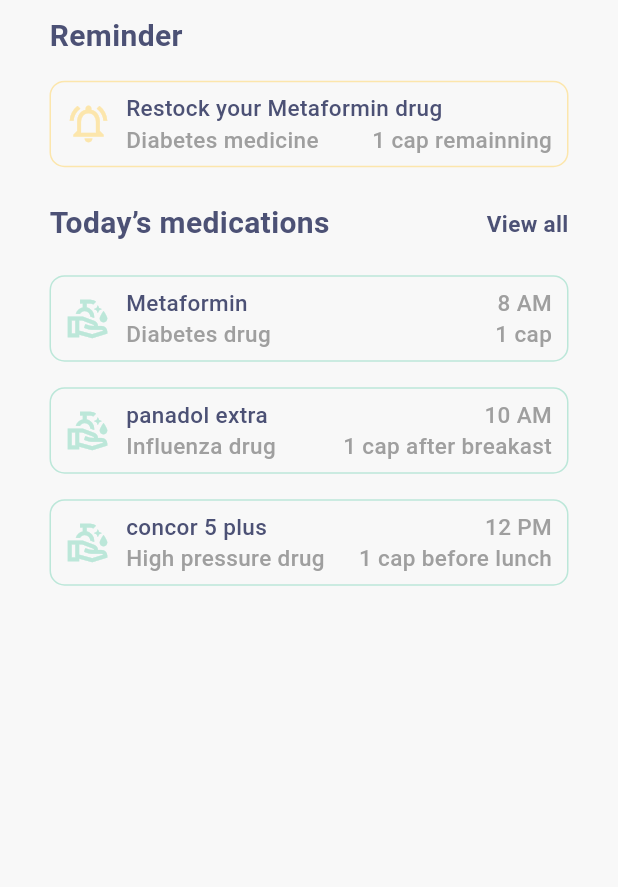
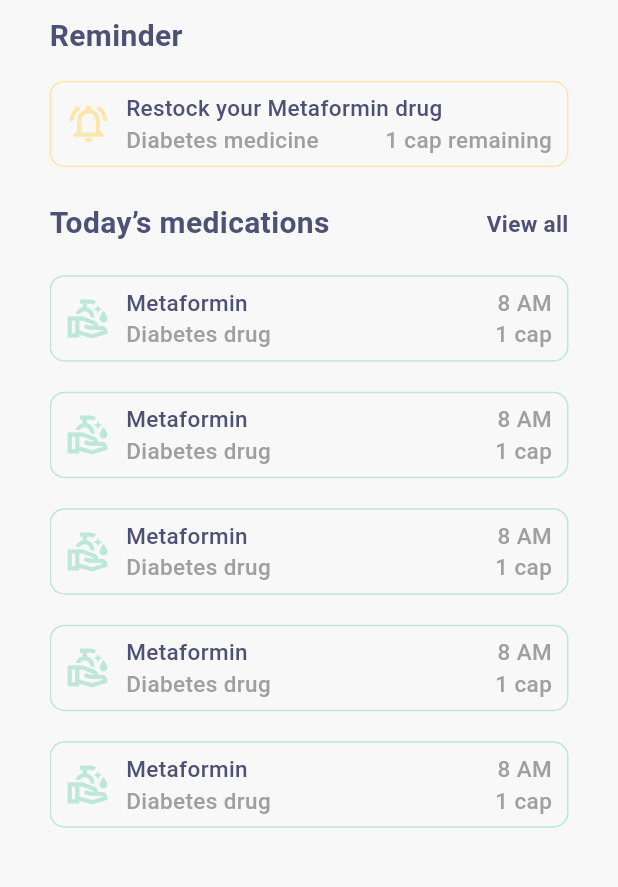
Before and after one commit to Mariamshahir/medical_care, a Flutter app: the HomeScreen screen opened by its route, on a phone screen of 412 x 824 dp, the part 342-1229 px from its top. Run offline on Flutter 3.47's test engine with Material 3 defaults, Android fonts, the phone set to English and light mode, and no system bars; our stand-ins replace smooth_page_indicator; missing offline and left inert: time_picker_spinner; Roboto replaces fonts that are missing (Poppins).

Commit message:
finish edits. and add splash screen.

```diff
--- a/lib/homescreen.dart
+++ b/lib/homescreen.dart
@@ -47,7 +47,6 @@ class _HomeScreenState extends State<HomeScreen> {
                         onPressed: () {
                           Navigator.pushReplacementNamed(
                               context, Profile.routeName);
-                          Navigator.of(context);
                         },
                         icon: const Icon(Icons.logout),
                         color: AppColors.primaryColor,
@@ -87,21 +86,20 @@ class _HomeScreenState extends State<HomeScreen> {
               ),
             ),
             const SizedBox(height: 10),
-            Container(
+            Expanded(
+              child: Container(
                 padding: const EdgeInsets.symmetric(horizontal: 15),
                 child: Column(
                   crossAxisAlignment: CrossAxisAlignment.start,
                   children: [
                     const Text("Reminder", style: AppTheme.name),
-                  const SizedBox(
-                    height: 15,
-                  ),
+                    const SizedBox(height: 15),
                     const Remamber(
                       title: "Restock your Metaformin drug",
                       disc: "Diabetes medicine",
                       icon: Icons.notifications_on_outlined,
                       color: AppColors.yellow,
-                    rem: '1 cap remainning',
+                      rem: '1 cap remaining',
                       colorIcon: AppColors.yellow,
                     ),
                     const SizedBox(height: 23),
@@ -110,52 +108,39 @@ class _HomeScreenState extends State<HomeScreen> {
                         const Text("Today’s medications", style: AppTheme.name),
                         const Spacer(),
                         InkWell(
-                        onTap: () {},
-                        child: Text("View all",
-                            style: AppTheme.name.copyWith(fontSize: 15)),
+                          onTap: () {
+                            Navigator.pushNamed(context, AddDrug.routeName);
+                          },
+                          child: Text(
+                            "View all",
+                            style: AppTheme.name.copyWith(fontSize: 15),
+                          ),
                         ),
                       ],
                     ),
-                  const SizedBox(
-                    height: 20,
-                  ),
-                  const Remamber(
+                    const SizedBox(height: 10),
+                    Expanded(
+                      child: ListView.builder(
+                        itemCount: 10,
+                        itemBuilder: (context, index) {
+                          return const Padding(
+                            padding: EdgeInsets.symmetric(vertical: 10),
+                            child: Remamber(
                               onTap: AddDrug.routeName,
                               title: "Metaformin",
-                    disc: "Diabetes drug ",
+                              disc: "Diabetes drug",
                               icon: Icons.clean_hands_outlined,
                               color: AppColors.green,
                               rem: "1 cap",
                               time: "8 AM",
                               colorIcon: AppColors.green,
                             ),
-                  const SizedBox(
-                    height: 17,
+                          );
+                        },
                       ),
-                  const Remamber(
-                    onTap: AddDrug.routeName,
-                    title: "panadol extra",
-                    disc: "Influenza drug ",
-                    icon: Icons.clean_hands_outlined,
-                    color: AppColors.green,
-                    rem: "1 cap after breakast",
-                    time: "10 AM",
-                    colorIcon: AppColors.green,
-                  ),
-                  const SizedBox(
-                    height: 17,
-                  ),
-                  const Remamber(
-                    onTap: AddDrug.routeName,
-                    title: "concor 5 plus",
-                    disc: "High pressure drug",
-                    icon: Icons.clean_hands_outlined,
-                    color: AppColors.green,
-                    rem: "1 cap before lunch",
-                    time: "12 PM",
-                    colorIcon: AppColors.green,
                     ),
                   ],
+                ),
               ),
             )
           ],
--- a/lib/main.dart
+++ b/lib/main.dart
@@ -5,6 +5,7 @@ import 'package:medical_care/screens/conferm.dart';
 import 'package:medical_care/screens/edit_add.dart';
 import 'package:medical_care/screens/profile.dart';
 import 'package:medical_care/screens/questions.dart';
+import 'package:medical_care/screens/splash.dart';
 
 void main() {
   runApp(const MyApp());
@@ -24,6 +25,7 @@ class MyApp extends StatelessWidget {
         AddDrug.routeName: (context) => const AddDrug(),
         EditAdd.routeName: (context) => const EditAdd(),
         Questions.routeName: (context) => const Questions(),
+        Splash.routeName:(context)=> const Splash()
       },
       initialRoute: Profile.routeName,
     );
--- a/lib/screens/questions.dart
+++ b/lib/screens/questions.dart
@@ -27,7 +27,7 @@ class _QuestionsState extends State<Questions> with SingleTickerProviderStateMix
   late PageController _titleController;
   late PageController _counterController;
   int _selectedCounter = 0;
-  int _currentIndex = 0; // Track the current index of the content
+  int _currentIndex = 0;
   DateTime _selectedTime = DateTime.now();
   late TabController _tabController;
 
@@ -80,6 +80,8 @@ class _QuestionsState extends State<Questions> with SingleTickerProviderStateMix
         children: [
           SizedBox(
             height: MediaQuery.of(context).size.height * 0.1,
+            child: Padding(
+              padding: const EdgeInsets.symmetric(horizontal: 10),
               child: PageView(
                 controller: _titleController,
                 onPageChanged: (int index) {
@@ -93,6 +95,7 @@ class _QuestionsState extends State<Questions> with SingleTickerProviderStateMix
                   TitleTabs(image: AppAssets.timeCapsule, nameTitle: "How many times a day ?"),
                   TitleTabs(image: AppAssets.time, nameTitle: "When will be the first time you take the treatment ?"),
                 ],
+              ),
             ),
           ),
           Padding(
--- a/lib/utils/aap_theme.dart
+++ b/lib/utils/aap_theme.dart
@@ -2,23 +2,39 @@ import 'package:flutter/material.dart';
 import 'package:medical_care/utils/app_colors.dart';
 
 abstract class AppTheme {
-  static const TextStyle title =
-      TextStyle(fontSize: 30, fontWeight: FontWeight.w700);
-  static const TextStyle form =
-      TextStyle(fontSize: 20, fontWeight: FontWeight.w500);
+  static const TextStyle title = TextStyle(
+      fontSize: 30, fontWeight: FontWeight.w700, fontFamily: "Poppins");
+  static const TextStyle form = TextStyle(
+      fontSize: 20, fontWeight: FontWeight.w500, fontFamily: "Poppins");
   static const TextStyle formtext = TextStyle(
-      fontSize: 15, fontWeight: FontWeight.w500, color: AppColors.gray);
+      fontSize: 15,
+      fontWeight: FontWeight.w500,
+      color: AppColors.gray,
+      fontFamily: "Poppins");
   static const TextStyle titleTabs = TextStyle(
       color: AppColors.primaryColor,
       fontSize: 20,
       fontWeight: FontWeight.w500,
+      fontFamily: "Poppins",
       overflow: TextOverflow.ellipsis);
   static const TextStyle tabs = TextStyle(
-      color: AppColors.primaryColor, fontSize: 15, fontWeight: FontWeight.w500);
+      color: AppColors.primaryColor,
+      fontSize: 15,
+      fontWeight: FontWeight.w500,
+      fontFamily: "Poppins");
   static const TextStyle counter = TextStyle(
-      color: AppColors.primaryColor, fontSize: 30, fontWeight: FontWeight.w600);
+      color: AppColors.primaryColor,
+      fontSize: 30,
+      fontWeight: FontWeight.w600,
+      fontFamily: "Poppins");
   static const TextStyle name = TextStyle(
-      color: AppColors.primaryColor, fontSize: 20, fontWeight: FontWeight.w700);
+      color: AppColors.primaryColor,
+      fontSize: 20,
+      fontWeight: FontWeight.w700,
+      fontFamily: "Poppins");
   static const TextStyle dialog = TextStyle(
-      color: AppColors.primaryColor, fontSize: 14, fontWeight: FontWeight.w500);
+      color: AppColors.primaryColor,
+      fontSize: 14,
+      fontFamily: "Poppins",
+      fontWeight: FontWeight.w500);
 }
--- a/lib/utils/app_assets.dart
+++ b/lib/utils/app_assets.dart
@@ -1,9 +1,10 @@
-abstract class AppAssets{
+abstract class AppAssets {
   static const String icon = "assets/images/headache.png";
   static const String drug = "assets/images/pill.png";
   static const String time = "assets/images/time.png";
   static const String timeCapsule = "assets/images/time_capsule.png";
   static const String logo = "assets/images/logo.png";
   static const String medical = "assets/images/medical.png";
-  static const String save = "assets/images/save.png";
+  static const String save = "assets/images/save.gif";
+  static const String splash = "assets/images/splash.gif";
 }
```
Also changed, not shown: lib/screens/conferm.dart (+43 -19 lines), lib/screens/edit_add.dart (+5 -3 lines), lib/screens/profile.dart (+7 -4 lines), lib/screens/splash.dart (added, +49 -0 lines), lib/widget/boxes.dart (+5 -12 lines), lib/widget/save.dart (added, +50 -0 lines), lib/widget/show_dialog.dart (+32 -9 lines), assets/images/save.gif (added), assets/images/save.png (deleted), assets/images/splash.gif (added). Lines whose indentation alone changed are shown as unchanged.
